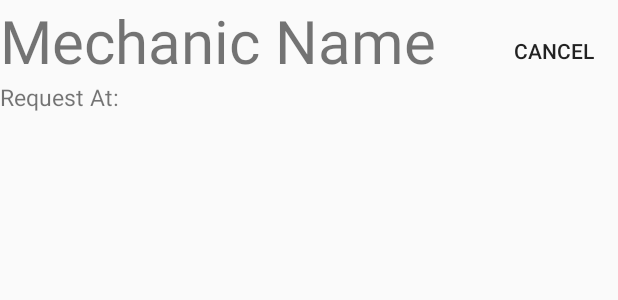
After one commit to ahmed1hisham/osta-belya, an Android app: the layout my_request_item.xml on its own in the app's theme, with its tools: preview values and no code run, on a phone screen of 412 x 824 dp. The commit adds this screen. Shown: the top 300 px of the screen. Run offline under Robolectric (Android 15) with nearby library versions, the phone set to English and light mode, and no system bars.

Commit message:
Added View My Request

```diff
--- a/app/src/main/AndroidManifest.xml
+++ b/app/src/main/AndroidManifest.xml
@@ -11,6 +11,8 @@
             android:roundIcon="@mipmap/ic_launcher_round"
             android:supportsRtl="true"
             android:theme="@style/AppTheme">
+        <activity android:name=".activities.ListMechanics">
+        </activity>
         <activity android:name=".activities.PayToSomeone">
         </activity>
         <activity android:name=".activities.PaymentRequests">
@@ -25,7 +27,9 @@
         </activity>
         <activity android:name=".activities.RequestDateActivity">
         </activity>
-        <activity android:name=".activities.ListMechanics">
+        <activity android:name=".activities.MyRequestsActivity">
+        </activity>
+        <activity android:name=".activities.Login">
             <intent-filter>
                 <action android:name="android.intent.action.MAIN"/>
 
--- a/app/src/main/java/com/example/ostabelya/activities/ListMechanics.java
+++ b/app/src/main/java/com/example/ostabelya/activities/ListMechanics.java
@@ -1,9 +1,11 @@
 package com.example.ostabelya.activities;
 
+import android.content.Intent;
 import android.support.v7.app.AppCompatActivity;
 import android.os.Bundle;
 import android.support.v7.widget.LinearLayoutManager;
 import android.support.v7.widget.RecyclerView;
+import android.view.View;
 import android.widget.Toast;
 import com.example.ostabelya.R;
 import com.example.ostabelya.adapters.ListMechanicsAdabtar;
@@ -38,4 +40,7 @@ public class ListMechanics extends AppCompatActivity {
             return Unit.INSTANCE;
         });
     }
+    public void onMyRequestsPressed(View v){
+        startActivity(new Intent(this, MyRequestsActivity.class));
+    }
 }
--- a/app/src/main/res/layout/activity_list_mechanics.xml
+++ b/app/src/main/res/layout/activity_list_mechanics.xml
@@ -16,4 +16,10 @@
             android:layout_marginBottom="8dp"
             app:layout_constraintBottom_toBottomOf="parent" android:layout_marginTop="24dp"
             app:layout_constraintTop_toTopOf="parent"/>
+    <Button
+            android:text="Button"
+            android:onClick="onMyRequestsPressed"
+            android:layout_width="wrap_content"
+            android:layout_height="wrap_content" tools:layout_editor_absoluteY="0dp"
+            tools:layout_editor_absoluteX="16dp" android:id="@+id/button6"/>
 </android.support.constraint.ConstraintLayout>
--- /dev/null
+++ b/app/src/main/res/layout/my_request_item.xml
@@ -0,0 +1,29 @@
+<?xml version="1.0" encoding="utf-8"?>
+<android.support.constraint.ConstraintLayout xmlns:android="http://schemas.android.com/apk/res/android"
+                                             xmlns:app="http://schemas.android.com/apk/res-auto" xmlns:tools="http://schemas.android.com/tools" android:layout_width="match_parent"
+                                             android:layout_height="wrap_content">
+
+    <TextView
+            android:text="Request At:"
+            android:layout_width="wrap_content"
+            android:textSize="15dp"
+            android:layout_height="wrap_content" android:id="@+id/request_timing"
+            app:layout_constraintStart_toStartOf="parent" app:layout_constraintTop_toBottomOf="@+id/r_mechanic_name"/>
+    <TextView
+            android:text="Mechanic Name"
+            android:layout_width="wrap_content"
+            android:textSize="40dp"
+            android:layout_height="wrap_content"
+            android:id="@+id/r_mechanic_name"
+            app:layout_constraintStart_toStartOf="parent" app:layout_constraintTop_toTopOf="parent"/>
+    <Button
+            android:text="Cancel"
+            android:gravity="right"
+            android:background="@null"
+            android:layout_width="wrap_content"
+            android:layout_height="40dp" android:id="@+id/btn_cancel"
+            app:layout_constraintEnd_toEndOf="parent" android:layout_marginTop="24dp"
+            app:layout_constraintTop_toTopOf="parent"
+            android:layout_marginEnd="16dp"/>
+
+</android.support.constraint.ConstraintLayout>
```
Also changed, not shown: app/src/main/java/com/example/ostabelya/activities/MyRequestsActivity.java (added, +38 -0 lines), app/src/main/java/com/example/ostabelya/adapters/ListMechanicsAdabtar.java (+8 -0 lines), app/src/main/java/com/example/ostabelya/adapters/MyRequestsAdapter.java (added, +79 -0 lines), app/src/main/java/com/example/ostabelya/firebase/FirebaseUtils.kt (+30 -1 lines), app/src/main/res/layout/activity_my_requests.xml (added, +17 -0 lines).
